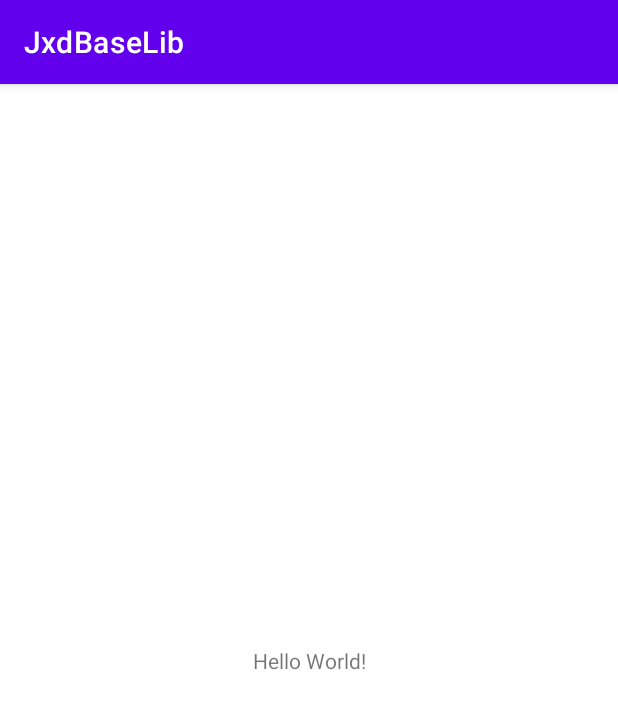
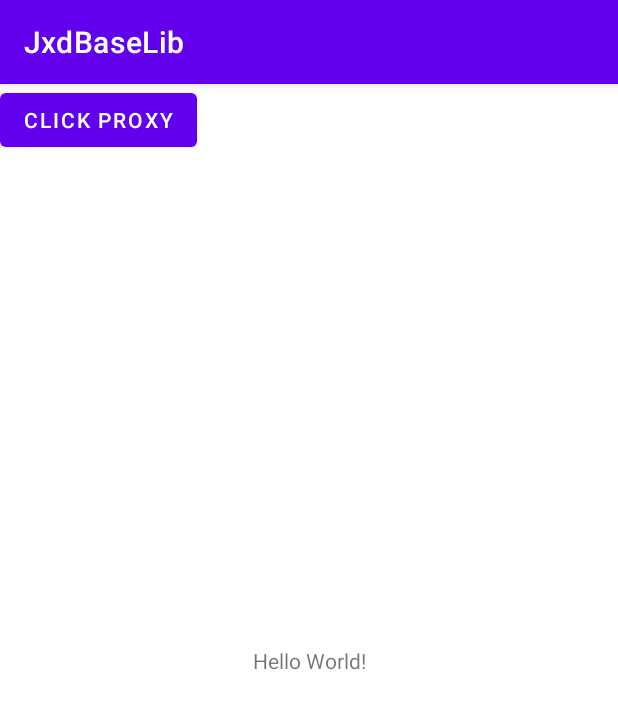
Before and after one commit to AlfredjinAndroid/JxdBaseLib, an Android app: the screen it shows after launch (MainActivity), on a phone screen of 412 x 824 dp. Shown: the top 709 px of the screen. Run offline under Robolectric (Android 15) with nearby library versions, the phone set to English and light mode, and no system bars.

Commit message:
点击代理

```diff
--- a/app/build.gradle
+++ b/app/build.gradle
@@ -33,7 +33,7 @@ android {
 }
 
 dependencies {
-
+    implementation project(path: ':base')
     implementation "org.jetbrains.kotlin:kotlin-stdlib:$kotlin_version"
     implementation 'androidx.core:core-ktx:1.3.2'
     implementation 'androidx.appcompat:appcompat:1.2.0'
--- a/app/src/main/java/com/jxd/baselib/MainActivity.kt
+++ b/app/src/main/java/com/jxd/baselib/MainActivity.kt
@@ -1,11 +1,15 @@
 package com.jxd.baselib
 
+import android.os.Bundle
+import android.widget.Button
 import androidx.appcompat.app.AppCompatActivity
-import android.os.Bundle
+import com.jxd.base.proxy.clickProxy
 
 class MainActivity : AppCompatActivity() {
     override fun onCreate(savedInstanceState: Bundle?) {
         super.onCreate(savedInstanceState)
         setContentView(R.layout.activity_main)
+        findViewById<Button>(R.id.proxyClick).clickProxy(delay = 3000) {
+        }
     }
 }
--- a/app/src/main/res/layout/activity_main.xml
+++ b/app/src/main/res/layout/activity_main.xml
@@ -15,4 +15,12 @@
         app:layout_constraintRight_toRightOf="parent"
         app:layout_constraintTop_toTopOf="parent" />
 
+    <Button
+        android:id="@+id/proxyClick"
+        android:layout_width="wrap_content"
+        android:layout_height="wrap_content"
+        android:text="Click Proxy"
+        app:layout_constraintLeft_toLeftOf="parent"
+        app:layout_constraintTop_toTopOf="parent" />
+
 </androidx.constraintlayout.widget.ConstraintLayout>
--- /dev/null
+++ b/base/src/main/java/com/jxd/base/proxy/ClickProxy.kt
@@ -0,0 +1,23 @@
+package com.jxd.base.proxy
+
+import android.view.View
+
+/**
+ * 点击代理
+ * 防止重复点击
+ */
+class ClickProxy(private val delay: Long, private val l: ((View) -> Unit)) : View.OnClickListener {
+    private var mLastClick = 0L
+
+    override fun onClick(v: View) {
+        val mCurrentTime = System.currentTimeMillis()
+        if (mCurrentTime - mLastClick >= delay) {
+            l.invoke(v)
+            mLastClick = mCurrentTime
+        }
+    }
+}
+
+fun View.clickProxy(delay: Long = 500L, l: ((View) -> Unit)) {
+    this.setOnClickListener(ClickProxy(delay, l))
+}
```
